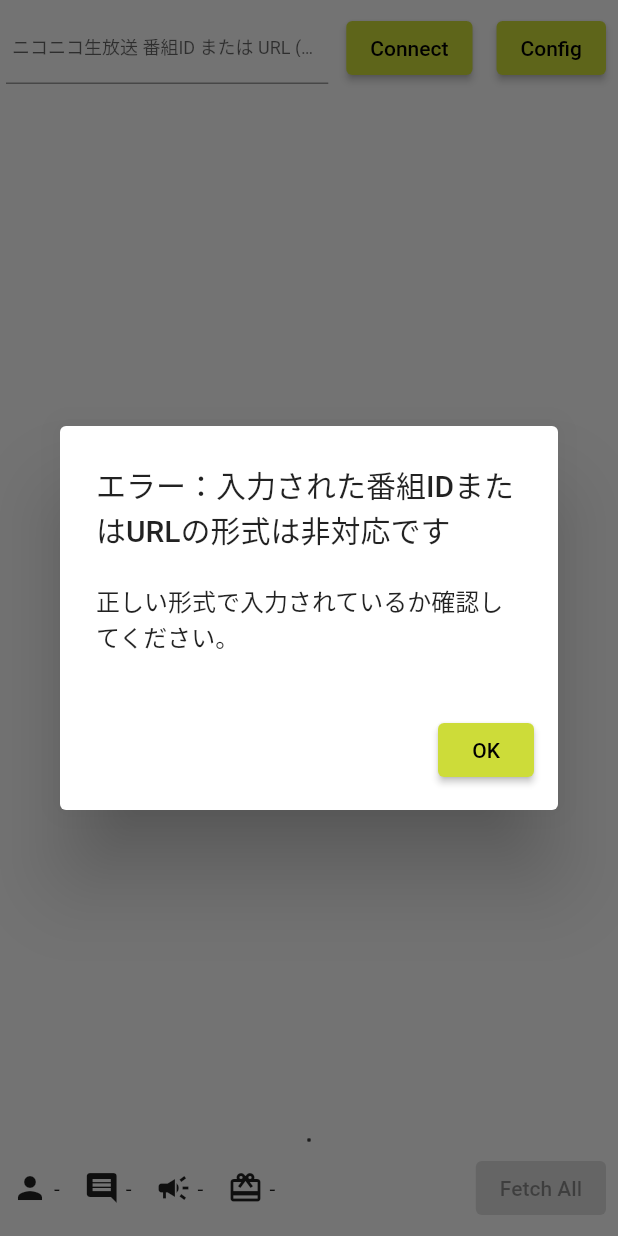
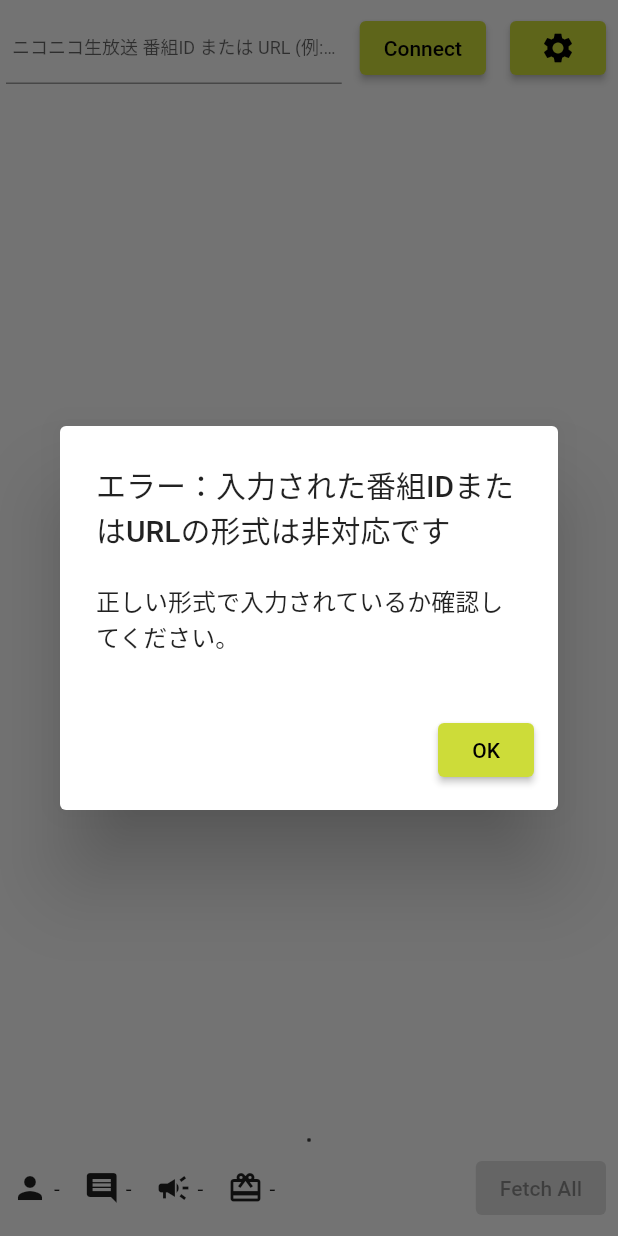
Before and after one commit to aoirint/uguisu, a Flutter app: the screen it shows after launch, after a tap on "Connect", on a phone screen of 412 x 824 dp. Run offline on Flutter 3.47's test engine with Material 2 defaults, Android fonts, the phone set to English and light mode, and no system bars; our stand-ins replace csv, open_filex, shared_preferences; missing offline and left inert: sweet_cookie_jar, window_manager; accounts and stored records are empty.

Commit message:
Icon: config button (#58)

```diff
--- a/lib/main.dart
+++ b/lib/main.dart
@@ -1376,11 +1376,14 @@ class _NiconicoLivePageWidgetState extends State<NiconicoLivePageWidget> {
                   ),
                   Padding(
                     padding: const EdgeInsets.all(8.0),
-                    child: ElevatedButton(
-                      onPressed: () {
-                        Navigator.pushNamed(context, '/config');
-                      },
-                      child: const Text('Config'),
+                    child: Tooltip(
+                      message: '設定',
+                      child: ElevatedButton(
+                        onPressed: () {
+                          Navigator.pushNamed(context, '/config');
+                        },
+                        child: const Padding(padding: EdgeInsets.all(4.0), child: Icon(Icons.settings)),
+                      ),
                     ),
                   ),
                 ],
```
